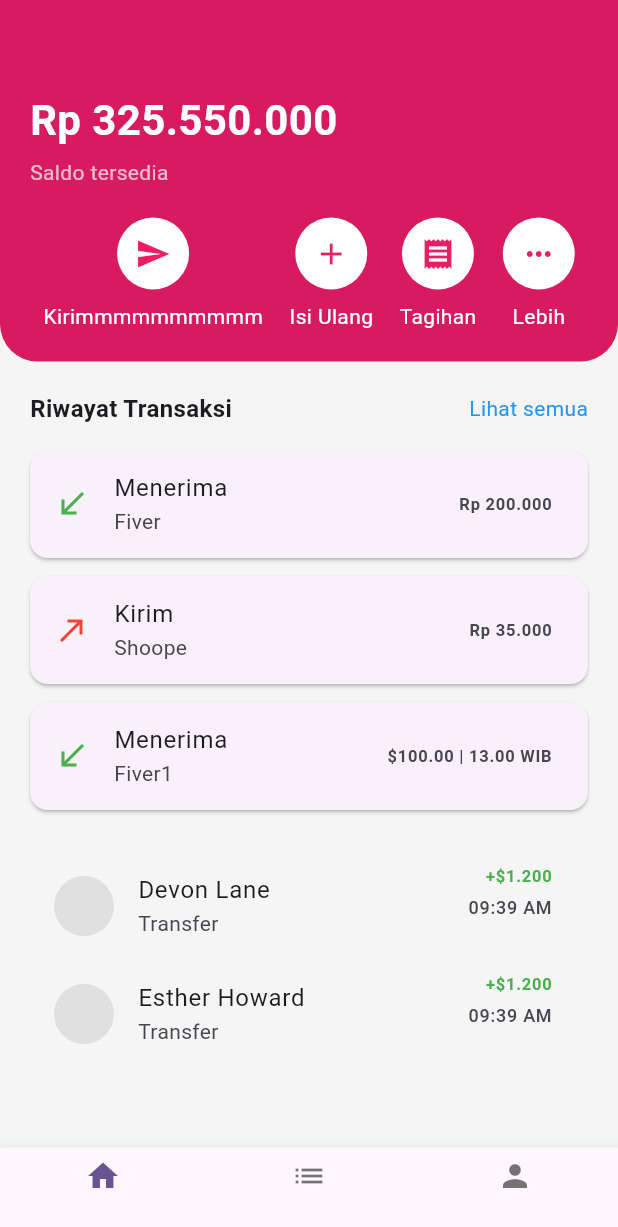
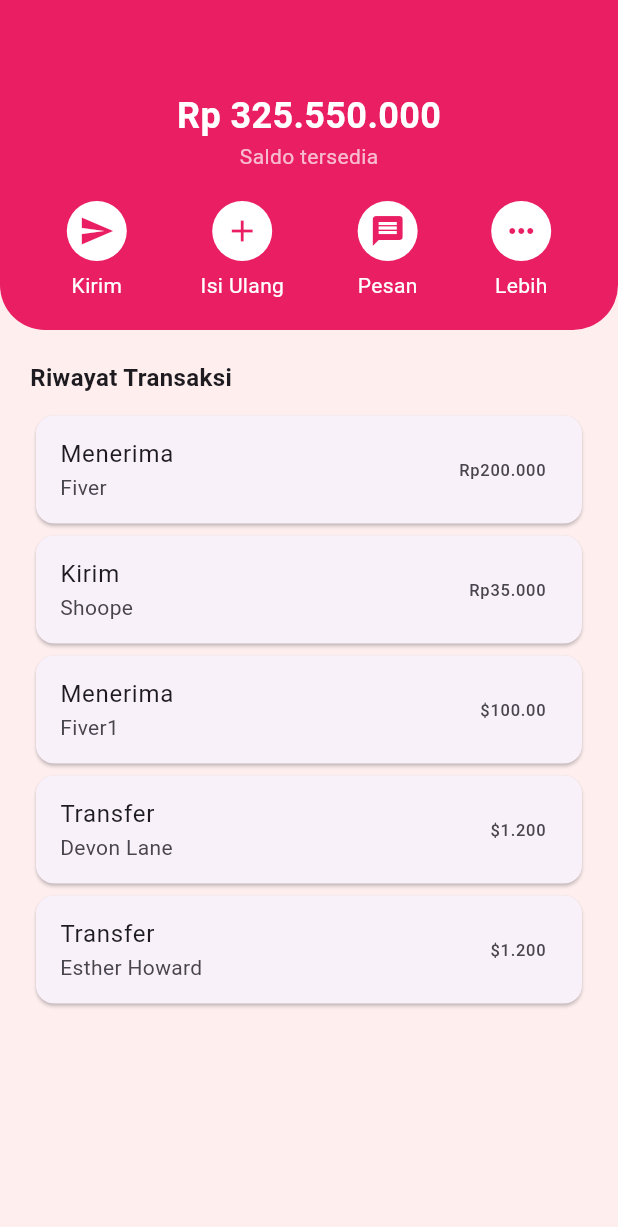
Before and after one commit to anggiaziyah/dompetku, a Flutter app: the DashboardScreen screen opened directly, on a phone screen of 412 x 824 dp. Shown: the top 1227 px of the screen. Run offline on Flutter 3.47's test engine with Material 3 defaults, Android fonts, the light colour scheme and no system bars; our stand-ins replace supabase_flutter; accounts and stored records are empty.

Commit message:
memperbaiki kodingan login ke dashboard

```diff
--- a/lib/dashboard_screen.dart
+++ b/lib/dashboard_screen.dart
@@ -1,55 +1,52 @@
 import 'package:flutter/material.dart';
 
-class DashboardScreen
- extends StatefulWidget {
-  @override
-  _DashboardScreenState createState() => _DashboardScreenState();
-}
+class DashboardScreen extends StatelessWidget {
+  const DashboardScreen({super.key});
 
-class _DashboardScreenState extends State<DashboardScreen> {
   @override
   Widget build(BuildContext context) {
     return Scaffold(
-      backgroundColor: Colors.grey.shade100,
+      backgroundColor: const Color(0xFFFEEEEE),
       body: Column(
         children: [
+          // Header Saldo
           Container(
-            padding: EdgeInsets.only(top: 60, left: 20, right: 20, bottom: 20),
-            decoration: BoxDecoration(
-              color: Colors.pink.shade600,
-              borderRadius: BorderRadius.vertical(
-                bottom: Radius.circular(25),
+            padding: const EdgeInsets.all(20),
+            decoration: const BoxDecoration(
+              color: Color(0xFFE91E63),
+              borderRadius: BorderRadius.only(
+                bottomLeft: Radius.circular(30),
+                bottomRight: Radius.circular(30),
               ),
             ),
             child: Column(
-              crossAxisAlignment: CrossAxisAlignment.start,
               children: [
-                Text(
-                  'Rp 325.550.000',
+                const SizedBox(height: 40),
+                const Text(
+                  "Rp 325.550.000",
                   style: TextStyle(
-                    fontSize: 28,
-                    fontWeight: FontWeight.bold,
-                    color: Colors.white,
-                  ),
+                      color: Colors.white,
+                      fontSize: 24,
+                      fontWeight: FontWeight.bold),
                 ),
-                SizedBox(height: 5),
-                Text(
-                  'Saldo tersedia',
-                  style: TextStyle(
-                    color: Colors.white70,
-                    fontSize: 14,
-                  ),
+                const Text(
+                  "Saldo tersedia",
+                  style: TextStyle(color: Colors.white70),
                 ),
-                SizedBox(height: 20),
+                const SizedBox(height: 20),
                 Row(
                   mainAxisAlignment: MainAxisAlignment.spaceAround,
                   children: [
-                    actionButton(Icons.send, 'Kirimmmmmmmmmm'),
-                    actionButton(Icons.add, 'Isi Ulang'),
-                    actionButton(Icons.receipt, 'Tagihan'),
-                    actionButton(Icons.more_horiz, 'Lebih'),
+                    _DashboardIcon(
+                        title: "Kirim", icon: Icons.send, onTap: () {}),
+                    _DashboardIcon(
+                        title: "Isi Ulang", icon: Icons.add, onTap: () {}),
+                    _DashboardIcon(
+                        title: "Pesan", icon: Icons.message, onTap: () {}),
+                    _DashboardIcon(
+                        title: "Lebih", icon: Icons.more_horiz, onTap: () {}),
                   ],
-                )
+                ),
               ],
             ),
           ),
@@ -57,111 +54,75 @@ class _DashboardScreenState extends State<DashboardScreen> {
           // Riwayat Transaksi
           Expanded(
             child: ListView(
-              padding: EdgeInsets.all(20),
-              children: [
-                Row(
-                  mainAxisAlignment: MainAxisAlignment.spaceBetween,
-                  children: [
-                    Text(
-                      'Riwayat Transaksi',
-                      style: TextStyle(fontWeight: FontWeight.bold, fontSize: 16),
-                    ),
-                    Text(
-                      'Lihat semua',
-                      style: TextStyle(color: Colors.blue),
-                    ),
-                  ],
-                ),
-                SizedBox(height: 16),
-                transactionTile('Menerima', 'Fiver', 'Rp 200.000'),
-                transactionTile('Kirim', 'Shoope', 'Rp 35.000'),
-                transactionTile('Menerima', 'Fiver1', '\$100.00 | 13.00 WIB'),
-                SizedBox(height: 16),
-                historyItem('Devon Lane', '+\$1.200', '09:39 AM'),
-                historyItem('Esther Howard', '+\$1.200', '09:39 AM'),
+              padding: const EdgeInsets.all(20),
+              children: const [
+                Text("Riwayat Transaksi",
+                    style:
+                        TextStyle(fontWeight: FontWeight.bold, fontSize: 16)),
+                SizedBox(height: 10),
+                _TransactionItem(
+                    title: "Fiver", amount: "Rp200.000", type: "Menerima"),
+                _TransactionItem(
+                    title: "Shoope", amount: "Rp35.000", type: "Kirim"),
+                _TransactionItem(
+                    title: "Fiver1", amount: "\$100.00", type: "Menerima"),
+                _TransactionItem(
+                    title: "Devon Lane", amount: "\$1.200", type: "Transfer"),
+                _TransactionItem(
+                    title: "Esther Howard",
+                    amount: "\$1.200",
+                    type: "Transfer"),
               ],
             ),
           ),
         ],
       ),
-
-      // Bottom Navigation
-      bottomNavigationBar: BottomNavigationBar(
-        items: [
-          BottomNavigationBarItem(
-            icon: Icon(Icons.home),
-            label: '',
-          ),
-          BottomNavigationBarItem(
-            icon: Icon(Icons.list),
-            label: '',
-          ),
-          BottomNavigationBarItem(
-            icon: Icon(Icons.person),
-            label: '',
-          ),
-        ],
-      ),
     );
   }
+}
 
-  Widget actionButton(IconData icon, String label) {
-    return Column(
-      children: [
-        CircleAvatar(
-          radius: 24,
-          backgroundColor: Colors.white,
-          child: Icon(icon, color: Colors.pink),
-        ),
-        SizedBox(height: 8),
-        Text(
-          label,
-          style: TextStyle(color: Colors.white),
-        )
-      ],
-    );
-  }
+class _DashboardIcon extends StatelessWidget {
+  final String title;
+  final IconData icon;
+  final VoidCallback onTap;
 
-  Widget transactionTile(String type, String name, String amount) {
-    return Card(
-      shape: RoundedRectangleBorder(borderRadius: BorderRadius.circular(12)),
-      margin: EdgeInsets.only(bottom: 12),
-      child: ListTile(
-        leading: Icon(
-          type == 'Menerima' ? Icons.call_received : Icons.call_made,
-          color: type == 'Menerima' ? Colors.green : Colors.red,
-        ),
-        title: Text('$type'),
-        subtitle: Text(name),
-        trailing: Text(
-          amount,
-          style: TextStyle(fontWeight: FontWeight.bold),
-        ),
-      ),
-    );
-  }
+  const _DashboardIcon(
+      {required this.title, required this.icon, required this.onTap});
 
-  Widget historyItem(String name, String amount, String time) {
-    return ListTile(
-      leading: CircleAvatar(
-        backgroundColor: Colors.grey.shade300,
-      ),
-      title: Text(name),
-      subtitle: Text('Transfer'),
-      trailing: Column(
-        crossAxisAlignment: CrossAxisAlignment.end,
+  @override
+  Widget build(BuildContext context) {
+    return GestureDetector(
+      onTap: onTap,
+      child: Column(
         children: [
-          Text(
-            amount,
-            style: TextStyle(
-              color: Colors.green,
-              fontWeight: FontWeight.bold,
-            ),
+          CircleAvatar(
+            backgroundColor: Colors.white,
+            child: Icon(icon, color: Colors.pink),
           ),
-          SizedBox(height: 4),
-          Text(time, style: TextStyle(fontSize: 12)),
+          const SizedBox(height: 6),
+          Text(title, style: const TextStyle(color: Colors.white)),
         ],
       ),
     );
   }
 }
+
+class _TransactionItem extends StatelessWidget {
+  final String title;
+  final String amount;
+  final String type;
+
+  const _TransactionItem(
+      {required this.title, required this.amount, required this.type});
+
+  @override
+  Widget build(BuildContext context) {
+    return Card(
+      child: ListTile(
+        title: Text(type),
+        subtitle: Text(title),
+        trailing: Text(amount),
+      ),
+    );
+  }
+}
--- a/lib/login_screen.dart
+++ b/lib/login_screen.dart
@@ -1,4 +1,5 @@
 import 'package:flutter/material.dart';
+import 'dashboard_screen.dart'; // Import dashboard
 
 class LoginScreen extends StatefulWidget {
   const LoginScreen({super.key});
@@ -15,7 +16,6 @@ class _LoginScreenState extends State<LoginScreen> {
       body: SingleChildScrollView(
         child: Column(
           children: [
-            // Bagian Header
             Container(
               padding: const EdgeInsets.only(top: 60, bottom: 20),
               width: double.infinity,
@@ -34,40 +34,28 @@ class _LoginScreenState extends State<LoginScreen> {
                 children: [
                   Text(
                     "Hai , Selamat Datang Kembali",
-                    style: TextStyle(
-                      fontSize: 18,
-                      fontWeight: FontWeight.bold,
-                      color: Colors.white,
-                    ),
+                    style: TextStyle(fontSize: 18, fontWeight: FontWeight.bold, color: Colors.white),
                   ),
                   Text(
                     "Sign in sekarang",
-                    style: TextStyle(
-                      fontSize: 14,
-                      color: Colors.white70,
-                    ),
+                    style: TextStyle(fontSize: 14, color: Colors.white70),
                   ),
                 ],
               ),
             ),
-
-            // Form Login
             Padding(
               padding: const EdgeInsets.all(20.0),
               child: Column(
                 children: [
                   Align(
                     alignment: Alignment.centerLeft,
-                    child: Text("Alamat Email",
-                        style: TextStyle(color: Colors.grey[800])),
+                    child: Text("Alamat Email", style: TextStyle(color: Colors.grey[800])),
                   ),
                   const SizedBox(height: 6),
                   const TextField(
                     decoration: InputDecoration(
                       hintText: "Email",
-                      border: OutlineInputBorder(
-                        borderRadius: BorderRadius.all(Radius.circular(12)),
-                      ),
+                      border: OutlineInputBorder(borderRadius: BorderRadius.all(Radius.circular(12))),
                       filled: true,
                       fillColor: Colors.white,
                     ),
@@ -75,17 +63,14 @@ class _LoginScreenState extends State<LoginScreen> {
                   const SizedBox(height: 16),
                   Align(
                     alignment: Alignment.centerLeft,
-                    child: Text("Password",
-                        style: TextStyle(color: Colors.grey[800])),
+                    child: Text("Password", style: TextStyle(color: Colors.grey[800])),
                   ),
                   const SizedBox(height: 6),
                   const TextField(
                     obscureText: true,
                     decoration: InputDecoration(
                       hintText: "Password",
-                      border: OutlineInputBorder(
-                        borderRadius: BorderRadius.all(Radius.circular(12)),
-                      ),
+                      border: OutlineInputBorder(borderRadius: BorderRadius.all(Radius.circular(12))),
                       filled: true,
                       fillColor: Colors.white,
                     ),
@@ -111,29 +96,15 @@ class _LoginScreenState extends State<LoginScreen> {
                       style: ElevatedButton.styleFrom(
                         backgroundColor: Colors.blueGrey[200],
                         padding: const EdgeInsets.symmetric(vertical: 14),
-                        shape: RoundedRectangleBorder(
-                            borderRadius: BorderRadius.circular(10)),
+                        shape: RoundedRectangleBorder(borderRadius: BorderRadius.circular(10)),
                       ),
-                      onPressed: () {},
-                      child: const Text("Login",
-                          style: TextStyle(color: Colors.white)),
-                    ),
-                  ),
-                  const SizedBox(height: 10),
-                  SizedBox(
-                    width: double.infinity,
-                    child: OutlinedButton.icon(
-                      onPressed: () {},
-                      icon: Image.network(
-                        "https://img.icons8.com/color/48/000000/google-logo.png",
-                        height: 24,
-                      ),
-                      label: const Text("Lanjutkan dengan Google"),
-                      style: OutlinedButton.styleFrom(
-                        padding: const EdgeInsets.symmetric(vertical: 14),
-                        shape: RoundedRectangleBorder(
-                            borderRadius: BorderRadius.circular(10)),
-                      ),
+                      onPressed: () {
+                        Navigator.pushReplacement(
+                          context,
+                          MaterialPageRoute(builder: (_) => const DashboardScreen()),
+                        );
+                      },
+                      child: const Text("Login", style: TextStyle(color: Colors.white)),
                     ),
                   ),
                   const SizedBox(height: 20),
```
